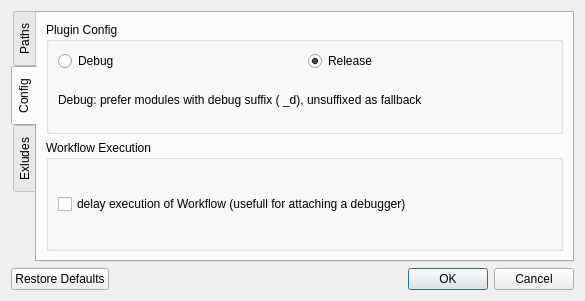
First picture: the form in src/OptionsDialog.ui, repository flowexpert/charon, before the edit.
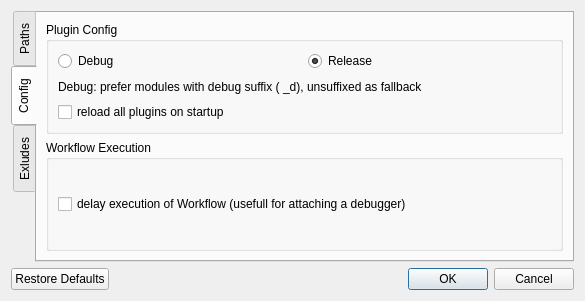
Second picture: the form after the edit. The open tabs and pages were chosen to show the change. Custom widgets are drawn as their Qt base class.

Commit message: HelpBrowser can show help for currently selected plugins; can deactivate reload of plugins at startup

```diff
--- a/src/OptionsDialog.ui
+++ b/src/OptionsDialog.ui
@@ -168,6 +168,13 @@
             </property>
            </widget>
           </item>
+          <item row="3" column="0">
+           <widget class="QCheckBox" name="checkReload">
+            <property name="text">
+             <string>reload all plugins on startup</string>
+            </property>
+           </widget>
+          </item>
          </layout>
         </widget>
        </item>
```
Left out of the diff: 2 changed lines with no effect on the pictures. The commit also changes 7 other files.
